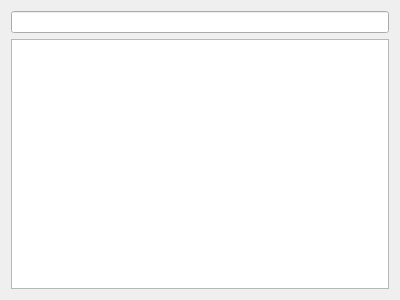
shulongdeng/CANdevStudio, file src/components/cansignaldata/gui/cansignaldata.ui: the form before one commit.
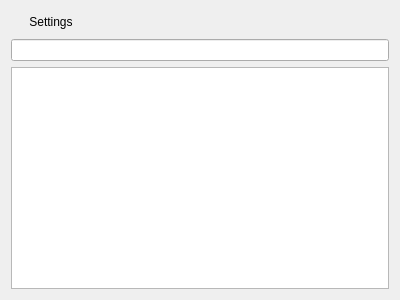
The form after the commit. Icons and pictures are not drawn.

```diff
--- a/src/components/cansignaldata/gui/cansignaldata.ui
+++ b/src/components/cansignaldata/gui/cansignaldata.ui
@@ -14,6 +14,65 @@
    <string>CanSignalData</string>
   </property>
   <layout class="QVBoxLayout" name="verticalLayout">
+   <item>
+    <layout class="QHBoxLayout" name="horizontalLayout">
+     <item>
+      <widget class="QPushButton" name="pbSettings">
+       <property name="toolTip">
+        <string>Settings</string>
+       </property>
+       <property name="text">
+        <string>Settings</string>
+       </property>
+       <property name="checkable">
+        <bool>true</bool>
+       </property>
+       <property name="flat">
+        <bool>true</bool>
+       </property>
+      </widget>
+     </item>
+     <item>
+      <spacer name="horizontalSpacer">
+       <property name="orientation">
+        <enum>Qt::Horizontal</enum>
+       </property>
+       <property name="sizeHint" stdset="0">
+        <size>
+         <width>40</width>
+         <height>20</height>
+        </size>
+       </property>
+      </spacer>
+     </item>
+     <item>
+      <widget class="QPushButton" name="pbDockUndock">
+       <property name="toolTip">
+        <string>Undock</string>
+       </property>
+       <property name="text">
+        <string/>
+       </property>
+       <property name="icon">
+        <iconset resource="../../../../CANdevResources.qrc">
+         <normaloff>:/images/files/images/light/CANbus_icon_Undock.svg</normaloff>:/images/files/images/light/CANbus_icon_Undock.svg</iconset>
+       </property>
+       <property name="iconSize">
+        <size>
+         <width>32</width>
+         <height>32</height>
+        </size>
+       </property>
+       <property name="checkable">
+        <bool>true</bool>
+       </property>
+       <property name="flat">
+        <bool>true</bool>
+       </property>
+      </widget>
+     </item>
+    </layout>
+   </item>
    <item>
     <widget class="QLineEdit" name="search"/>
    </item>
```
Left out of the diff: 4 changed lines with no effect on the pictures.
